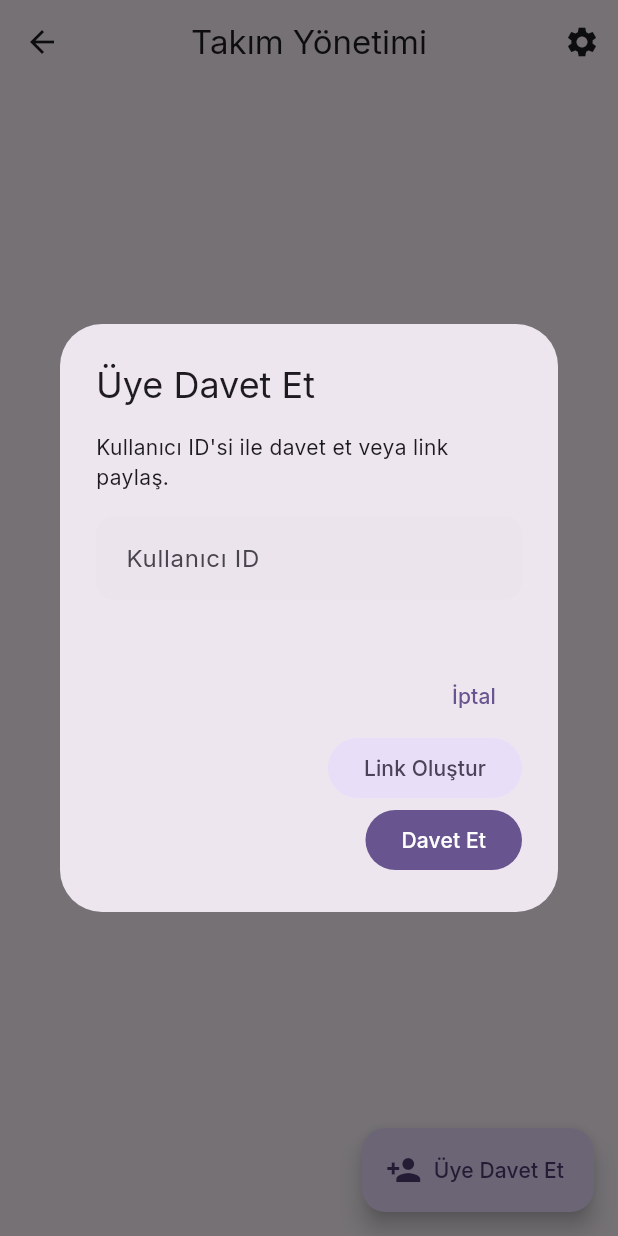
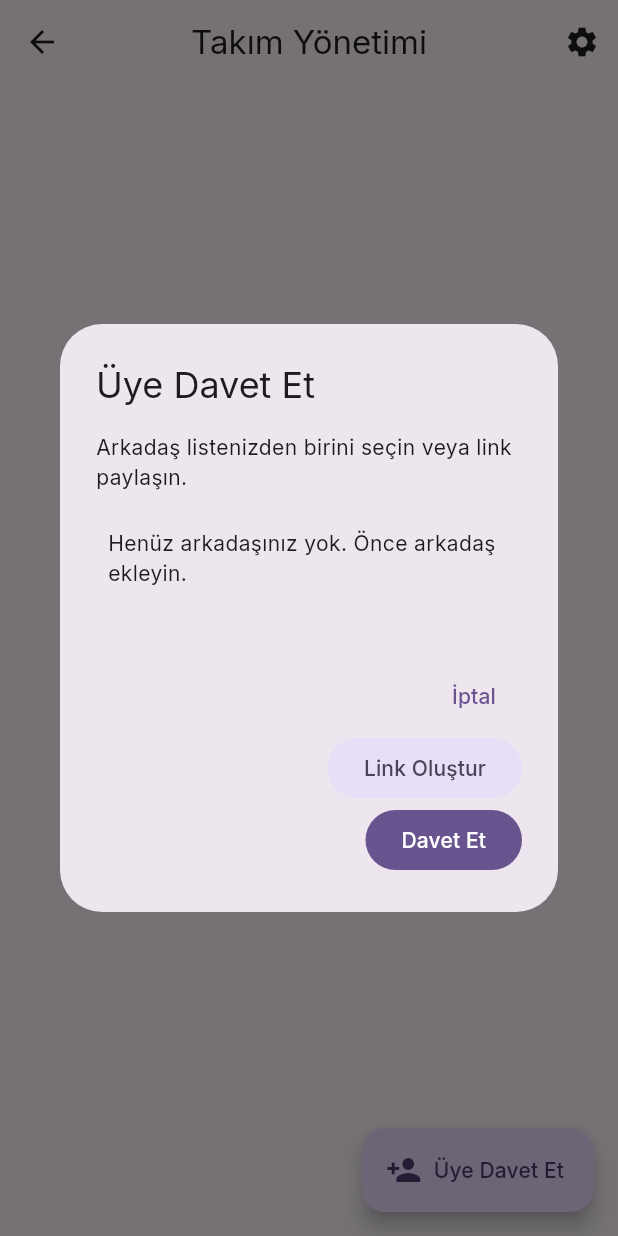
Before and after one commit to BGirginn/journal, a Flutter app: the TeamManagementScreen screen opened directly with empty values, after a tap on "Üye Davet Et", on a phone screen of 412 x 824 dp. Run offline on Flutter 3.47's test engine with Material 3 defaults, Android fonts, the phone set to English and light mode, and no system bars; our stand-ins replace audioplayers, cached_network_image, cloud_firestore, drift, firebase_auth, firebase_core and 12 more; missing offline and left inert: record; accounts and stored records are empty; generated files the repository leaves out were written again.

Commit message:
feat: Team & Invite System Overhaul
- Updated TeamManagementScreen to display user names instead of IDs
- Replaced manual ID entry in InviteDialog with Friend Selector
- Added NotificationsScreen for managing invites
- Added Notification Bell with badge to HomeScreen
- Implemented getUserProfile and getProfiles in UserService

```diff
--- a/lib/features/invite/components/invite_dialog.dart
+++ b/lib/features/invite/components/invite_dialog.dart
@@ -3,6 +3,7 @@ import 'package:flutter_riverpod/flutter_riverpod.dart';
 import 'package:journal_app/core/models/invite.dart';
 import 'package:journal_app/core/models/team.dart';
 import 'package:journal_app/features/invite/invite_service.dart';
+import 'package:journal_app/core/auth/user_service.dart';
 
 class InviteDialog extends ConsumerStatefulWidget {
   final String targetId;
@@ -25,20 +26,66 @@ class _InviteDialogState extends ConsumerState<InviteDialog> {
 
   @override
   Widget build(BuildContext context) {
+    final myProfileAsync = ref.watch(myProfileProvider);
+
     return AlertDialog(
       title: const Text('Üye Davet Et'),
-      content: Column(
+      content: SizedBox(
+        width: double.maxFinite,
+        child: Column(
           mainAxisSize: MainAxisSize.min,
+          crossAxisAlignment: CrossAxisAlignment.start,
           children: [
-          const Text('Kullanıcı ID\'si ile davet et veya link paylaş.'),
+            const Text('Arkadaş listenizden birini seçin veya link paylaşın.'),
             const SizedBox(height: 16),
-          TextField(
-            controller: _emailController,
+
+            // Friend Selector
+            myProfileAsync.when(
+              data: (profile) {
+                if (profile == null) return const Text('Profil yüklenemedi.');
+                if (profile.friends.isEmpty) {
+                  return const Padding(
+                    padding: EdgeInsets.all(8.0),
+                    child: Text('Henüz arkadaşınız yok. Önce arkadaş ekleyin.'),
+                  );
+                }
+
+                return FutureBuilder<List<UserProfile>>(
+                  future: ref
+                      .read(userServiceProvider)
+                      .getProfiles(profile.friends),
+                  builder: (context, snapshot) {
+                    if (snapshot.connectionState == ConnectionState.waiting) {
+                      return const LinearProgressIndicator();
+                    }
+                    if (!snapshot.hasData || snapshot.data!.isEmpty) {
+                      return const Text('Arkadaş listesi alınamadı.');
+                    }
+
+                    final friends = snapshot.data!;
+                    return DropdownButtonFormField<String>(
                       decoration: const InputDecoration(
-              labelText: 'Kullanıcı ID',
+                        labelText: 'Arkadaş Seç',
                         border: OutlineInputBorder(),
+                        prefixIcon: Icon(Icons.person),
                       ),
+                      items: friends.map((friend) {
+                        return DropdownMenuItem(
+                          value: friend.uid,
+                          child: Text(friend.displayName),
+                        );
+                      }).toList(),
+                      onChanged: (value) {
+                        _emailController.text = value ?? '';
+                      },
+                    );
+                  },
+                );
+              },
+              loading: () => const LinearProgressIndicator(),
+              error: (err, stack) => Text('Hata: $err'),
             ),
+
             const SizedBox(height: 16),
             if (_generatedLink != null) ...[
               const Text('Davet Linki:'),
@@ -48,8 +95,9 @@ class _InviteDialogState extends ConsumerState<InviteDialog> {
               ),
               const SizedBox(height: 16),
             ],
-          if (_isLoading) const CircularProgressIndicator(),
+            if (_isLoading) const Center(child: CircularProgressIndicator()),
           ],
+        ),
       ),
       actions: [
         TextButton(
@@ -60,7 +108,12 @@ class _InviteDialogState extends ConsumerState<InviteDialog> {
           onPressed: _generateLink,
           child: const Text('Link Oluştur'),
         ),
-        FilledButton(onPressed: _sendInvite, child: const Text('Davet Et')),
+        FilledButton(
+          onPressed: _sendInvite,
+          // Disable if no friend selected (controller empty) and no user typed (but user typing is removed now)
+          // But actually we are setting controller text on change.
+          child: const Text('Davet Et'),
+        ),
       ],
     );
   }
```
Also changed, not shown: lib/core/auth/user_service.dart (+37 -0 lines), lib/features/home/home_screen.dart (+67 -7 lines), lib/features/notifications/notifications_screen.dart (added, +172 -0 lines), lib/features/team/screens/team_management_screen.dart (+58 -20 lines). Lines whose indentation alone changed are shown as unchanged.
